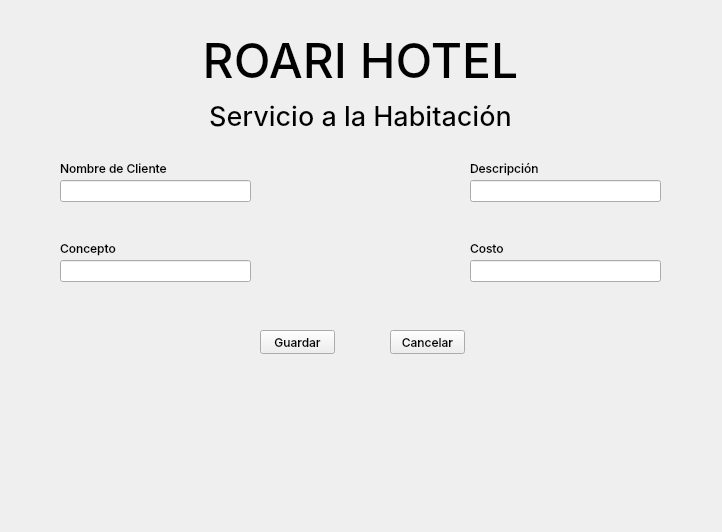
Qt form project1/views/ui/servicio_habitacion.ui (Alex300VA24/projectHotel) before a commit.
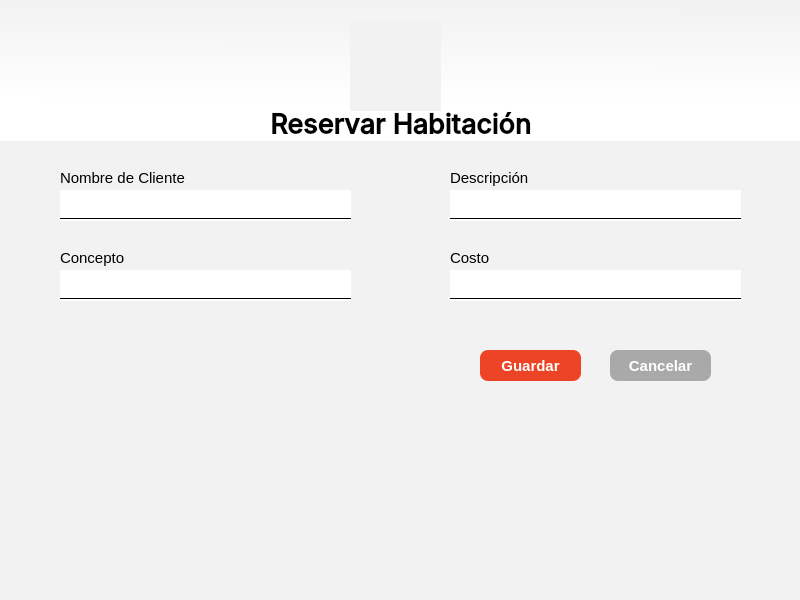
The same form after that commit. Icons and pictures are not drawn.

Diff of the .ui file:
```diff
--- a/project1/views/ui/servicio_habitacion.ui
+++ b/project1/views/ui/servicio_habitacion.ui
@@ -6,80 +6,53 @@
    <rect>
     <x>0</x>
     <y>0</y>
-    <width>722</width>
-    <height>532</height>
+    <width>800</width>
+    <height>600</height>
    </rect>
   </property>
   <property name="windowTitle">
    <string>Form</string>
   </property>
-  <widget class="QLabel" name="label_2">
-   <property name="geometry">
-    <rect>
-     <x>0</x>
-     <y>20</y>
-     <width>721</width>
-     <height>81</height>
-    </rect>
-   </property>
-   <property name="font">
-    <font>
-     <family>Inter Medium</family>
-     <pointsize>36</pointsize>
-     <italic>false</italic>
-    </font>
-   </property>
-   <property name="text">
-    <string>ROARI HOTEL</string>
-   </property>
-   <property name="alignment">
-    <set>Qt::AlignCenter</set>
-   </property>
-  </widget>
-  <widget class="QLabel" name="label">
-   <property name="geometry">
-    <rect>
-     <x>0</x>
-     <y>100</y>
-     <width>721</width>
-     <height>31</height>
-    </rect>
-   </property>
-   <property name="font">
-    <font>
-     <family>Inter Medium</family>
-     <pointsize>20</pointsize>
-    </font>
-   </property>
-   <property name="text">
-    <string>Servicio a la Habitación</string>
-   </property>
-   <property name="alignment">
-    <set>Qt::AlignCenter</set>
-   </property>
-  </widget>
+  <property name="styleSheet">
+   <string notr="true">QWidget{
+	background-color: rgb(242, 242, 242);
+}</string>
+  </property>
   <widget class="QLineEdit" name="txt_nombre_cliente">
    <property name="geometry">
     <rect>
      <x>60</x>
-     <y>180</y>
-     <width>191</width>
-     <height>22</height>
+     <y>190</y>
+     <width>291</width>
+     <height>31</height>
     </rect>
    </property>
+   <property name="font">
+    <font>
+     <family>Tahoma</family>
+     <pointsize>10</pointsize>
+    </font>
+   </property>
+   <property name="styleSheet">
+    <string notr="true">background-color: rgb(255, 255, 255);</string>
+   </property>
+   <property name="frame">
+    <bool>false</bool>
+   </property>
   </widget>
   <widget class="QLabel" name="label_3">
    <property name="geometry">
     <rect>
      <x>60</x>
-     <y>160</y>
-     <width>111</width>
+     <y>170</y>
+     <width>151</width>
      <height>16</height>
     </rect>
    </property>
    <property name="font">
     <font>
-     <family>Inter Medium</family>
+     <family>Tahoma</family>
+     <pointsize>11</pointsize>
     </font>
    </property>
    <property name="text">
@@ -90,14 +63,15 @@
    <property name="geometry">
     <rect>
      <x>60</x>
-     <y>240</y>
-     <width>61</width>
+     <y>250</y>
+     <width>71</width>
      <height>16</height>
     </rect>
    </property>
    <property name="font">
     <font>
-     <family>Inter Medium</family>
+     <family>Tahoma</family>
+     <pointsize>11</pointsize>
     </font>
    </property>
    <property name="text">
@@ -108,24 +82,37 @@
    <property name="geometry">
     <rect>
      <x>60</x>
-     <y>260</y>
-     <width>191</width>
-     <height>22</height>
+     <y>270</y>
+     <width>291</width>
+     <height>31</height>
     </rect>
    </property>
+   <property name="font">
+    <font>
+     <family>Tahoma</family>
+     <pointsize>10</pointsize>
+    </font>
+   </property>
+   <property name="styleSheet">
+    <string notr="true">background-color: rgb(255, 255, 255);</string>
+   </property>
+   <property name="frame">
+    <bool>false</bool>
+   </property>
   </widget>
   <widget class="QLabel" name="label_7">
    <property name="geometry">
     <rect>
-     <x>470</x>
-     <y>160</y>
+     <x>450</x>
+     <y>170</y>
      <width>111</width>
      <height>16</height>
     </rect>
    </property>
    <property name="font">
     <font>
-     <family>Inter Medium</family>
+     <family>Tahoma</family>
+     <pointsize>11</pointsize>
     </font>
    </property>
    <property name="text">
@@ -135,15 +122,16 @@
   <widget class="QLabel" name="label_8">
    <property name="geometry">
     <rect>
-     <x>470</x>
-     <y>240</y>
+     <x>450</x>
+     <y>250</y>
      <width>131</width>
      <height>16</height>
     </rect>
    </property>
    <property name="font">
     <font>
-     <family>Inter Medium</family>
+     <family>Tahoma</family>
+     <pointsize>11</pointsize>
     </font>
    </property>
    <property name="text">
@@ -153,27 +141,53 @@
   <widget class="QLineEdit" name="txt_costo">
    <property name="geometry">
     <rect>
-     <x>470</x>
-     <y>260</y>
-     <width>191</width>
-     <height>22</height>
+     <x>450</x>
+     <y>270</y>
+     <width>291</width>
+     <height>31</height>
     </rect>
    </property>
+   <property name="font">
+    <font>
+     <family>Tahoma</family>
+     <pointsize>10</pointsize>
+    </font>
+   </property>
+   <property name="styleSheet">
+    <string notr="true">background-color: rgb(255, 255, 255);</string>
+   </property>
+   <property name="frame">
+    <bool>false</bool>
+   </property>
   </widget>
   <widget class="QPushButton" name="btn_guardar">
    <property name="geometry">
     <rect>
-     <x>260</x>
-     <y>330</y>
-     <width>75</width>
-     <height>24</height>
+     <x>480</x>
+     <y>350</y>
+     <width>101</width>
+     <height>31</height>
     </rect>
    </property>
    <property name="font">
     <font>
-     <family>Inter Medium</family>
+     <family>Tahoma</family>
+     <pointsize>11</pointsize>
+     <bold>true</bold>
     </font>
    </property>
+   <property name="styleSheet">
+    <string notr="true">QPushButton {
+    background-color: #EC4424; /* Rojo */
+    color: #FFFFFF; /* Texto blanco */
+    border-radius: 8px; /* Bordes redondeados opcionales */
+    font-weight: bold; /* Negrita opcional */
+}
+
+QPushButton:hover {
+    background-color: #FF5733; /* Rojo más claro en hover */
+}</string>
+   </property>
    <property name="text">
     <string>Guardar</string>
    </property>
@@ -181,17 +195,31 @@
   <widget class="QPushButton" name="btn_cancelar">
    <property name="geometry">
     <rect>
-     <x>390</x>
-     <y>330</y>
-     <width>75</width>
-     <height>24</height>
+     <x>610</x>
+     <y>350</y>
+     <width>101</width>
+     <height>31</height>
     </rect>
    </property>
    <property name="font">
     <font>
-     <family>Inter Medium</family>
+     <family>Tahoma</family>
+     <pointsize>11</pointsize>
+     <bold>true</bold>
     </font>
    </property>
+   <property name="styleSheet">
+    <string notr="true">QPushButton {
+    background-color: #A9A9A9; /* Gris medio */
+    color: #FFFFFF; /* Texto blanco */
+    border-radius: 8px; /* Bordes redondeados opcionales */
+	font-weight: bold;
+}
+
+QPushButton:hover {
+    background-color: #808080; /* Gris oscuro en hover */
+}</string>
+   </property>
    <property name="text">
     <string>Cancelar</string>
    </property>
@@ -199,13 +227,177 @@
   <widget class="QLineEdit" name="txt_descripcion">
    <property name="geometry">
     <rect>
-     <x>470</x>
-     <y>180</y>
-     <width>191</width>
-     <height>22</height>
+     <x>450</x>
+     <y>190</y>
+     <width>291</width>
+     <height>31</height>
     </rect>
    </property>
+   <property name="font">
+    <font>
+     <family>Tahoma</family>
+     <pointsize>10</pointsize>
+    </font>
+   </property>
+   <property name="styleSheet">
+    <string notr="true">background-color: rgb(255, 255, 255);</string>
+   </property>
+   <property name="frame">
+    <bool>false</bool>
+   </property>
   </widget>
+  <widget class="QFrame" name="frame_2">
+   <property name="geometry">
+    <rect>
+     <x>60</x>
+     <y>210</y>
+     <width>291</width>
+     <height>16</height>
+    </rect>
+   </property>
+   <property name="styleSheet">
+    <string notr="true">background: transparent;</string>
+   </property>
+   <property name="frameShape">
+    <enum>QFrame::HLine</enum>
+   </property>
+   <property name="frameShadow">
+    <enum>QFrame::Plain</enum>
+   </property>
+   <property name="lineWidth">
+    <number>1</number>
+   </property>
+  </widget>
+  <widget class="QFrame" name="frame_3">
+   <property name="geometry">
+    <rect>
+     <x>60</x>
+     <y>290</y>
+     <width>291</width>
+     <height>16</height>
+    </rect>
+   </property>
+   <property name="styleSheet">
+    <string notr="true">background: transparent;</string>
+   </property>
+   <property name="frameShape">
+    <enum>QFrame::HLine</enum>
+   </property>
+   <property name="frameShadow">
+    <enum>QFrame::Plain</enum>
+   </property>
+   <property name="lineWidth">
+    <number>1</number>
+   </property>
+  </widget>
+  <widget class="QFrame" name="frame_4">
+   <property name="geometry">
+    <rect>
+     <x>450</x>
+     <y>210</y>
+     <width>291</width>
+     <height>16</height>
+    </rect>
+   </property>
+   <property name="styleSheet">
+    <string notr="true">background: transparent;</string>
+   </property>
+   <property name="frameShape">
+    <enum>QFrame::HLine</enum>
+   </property>
+   <property name="frameShadow">
+    <enum>QFrame::Plain</enum>
+   </property>
+   <property name="lineWidth">
+    <number>1</number>
+   </property>
+  </widget>
+  <widget class="QFrame" name="frame_5">
+   <property name="geometry">
+    <rect>
+     <x>450</x>
+     <y>290</y>
+     <width>291</width>
+     <height>16</height>
+    </rect>
+   </property>
+   <property name="styleSheet">
+    <string notr="true">background: transparent;</string>
+   </property>
+   <property name="frameShape">
+    <enum>QFrame::HLine</enum>
+   </property>
+   <property name="frameShadow">
+    <enum>QFrame::Plain</enum>
+   </property>
+   <property name="lineWidth">
+    <number>1</number>
+   </property>
+  </widget>
+  <widget class="QLabel" name="label_12">
+   <property name="geometry">
+    <rect>
+     <x>350</x>
+     <y>20</y>
+     <width>91</width>
+     <height>91</height>
+    </rect>
+   </property>
+   <property name="text">
+    <string/>
+   </property>
+   <property name="pixmap">
+    <pixmap>../../resources/images/logo.jpg</pixmap>
+   </property>
+   <property name="scaledContents">
+    <bool>true</bool>
+   </property>
+  </widget>
+  <widget class="QLabel" name="label_11">
+   <property name="geometry">
+    <rect>
+     <x>0</x>
+     <y>0</y>
+     <width>801</width>
+     <height>141</height>
+    </rect>
+   </property>
+   <property name="font">
+    <font>
+     <family>Inter Medium</family>
+     <pointsize>20</pointsize>
+     <bold>true</bold>
+    </font>
+   </property>
+   <property name="mouseTracking">
+    <bool>false</bool>
+   </property>
+   <property name="styleSheet">
+    <string notr="true">background-color: qlineargradient(spread:pad, x1:0.514, y1:0.0343182, x2:0.500554, y2:0.727, stop:0 rgba(242, 242, 242, 255), stop:1 rgba(255, 255, 255, 255));</string>
+   </property>
+   <property name="text">
+    <string>Reservar Habitación</string>
+   </property>
+   <property name="alignment">
+    <set>Qt::AlignBottom|Qt::AlignHCenter</set>
+   </property>
+  </widget>
+  <zorder>label_11</zorder>
+  <zorder>txt_nombre_cliente</zorder>
+  <zorder>label_3</zorder>
+  <zorder>label_4</zorder>
+  <zorder>txt_concepto</zorder>
+  <zorder>label_7</zorder>
+  <zorder>label_8</zorder>
+  <zorder>txt_costo</zorder>
+  <zorder>btn_guardar</zorder>
+  <zorder>btn_cancelar</zorder>
+  <zorder>txt_descripcion</zorder>
+  <zorder>frame_2</zorder>
+  <zorder>frame_3</zorder>
+  <zorder>frame_4</zorder>
+  <zorder>frame_5</zorder>
+  <zorder>label_12</zorder>
  </widget>
  <resources/>
  <connections/>
```
